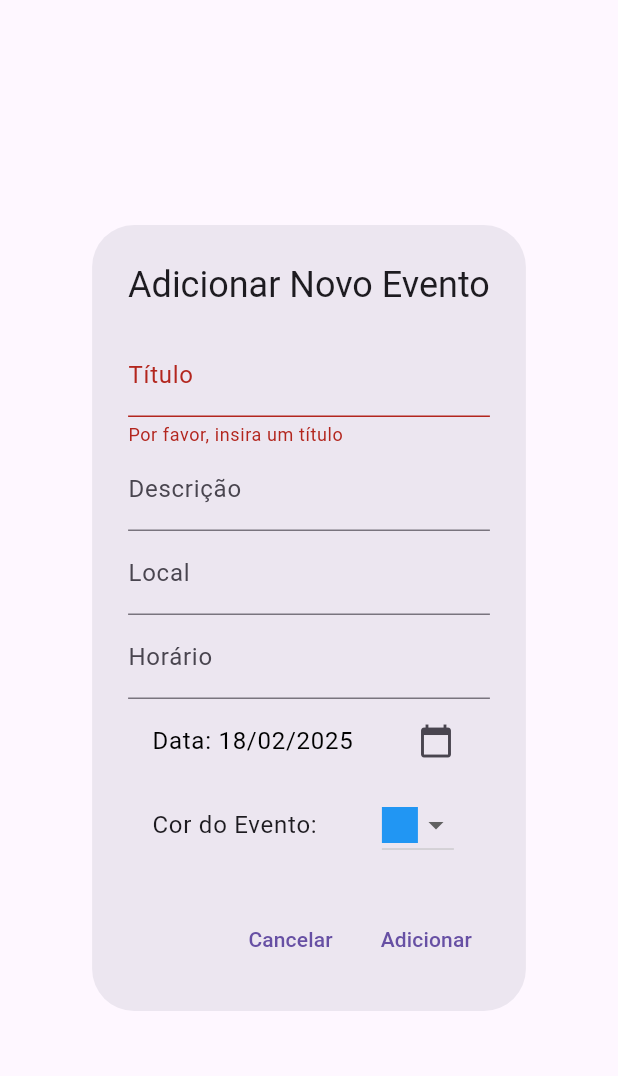
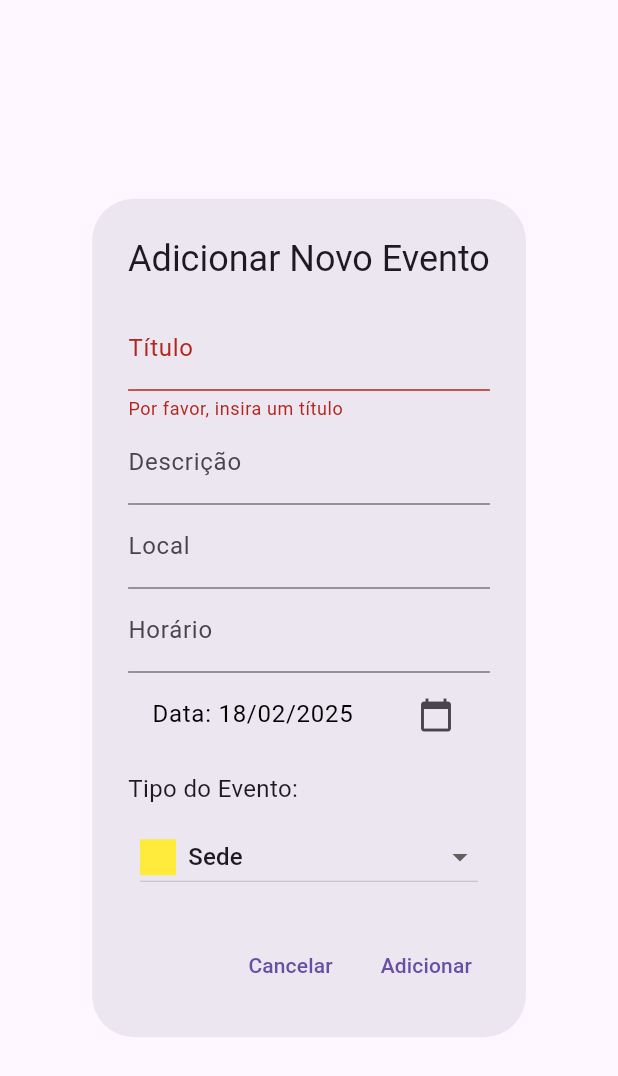
Before and after one commit to v8tiago/Calendar, a Flutter app: the AddEventDialog widget shown alone on an empty page, opened directly with empty values, after a tap on "Adicionar", on a phone screen of 412 x 824 dp. Shown: the top 1076 px of the screen. Run offline on Flutter 3.47's test engine with Material 3 defaults, Android fonts, the phone set to English and light mode, and no system bars; our stand-ins replace table_calendar.

Commit message:
ajustes na requisição de addEvent

```diff
--- a/lib/components/events/add_event_dialog.dart
+++ b/lib/components/events/add_event_dialog.dart
@@ -1,6 +1,8 @@
 import 'package:flutter/material.dart';
 import 'package:intl/intl.dart';
 import 'package:login/components/model/event.dart';
+import 'package:login/components/model/event_type.dart';
+import 'package:login/components/services/event_service.dart';
 
 class AddEventDialog extends StatefulWidget {
   final Function(Event) onAddEvent;
@@ -18,7 +20,7 @@ class _AddEventDialogState extends State<AddEventDialog> {
   final _locationController = TextEditingController();
   final _timeController = TextEditingController();
   DateTime _selectedDate = DateTime.now();
-  MaterialColor _selectedColor = Colors.blue;
+  EventType _selectedType = EventType.sede;
 
   @override
   Widget build(BuildContext context) {
@@ -52,7 +54,8 @@ class _AddEventDialogState extends State<AddEventDialog> {
                 decoration: InputDecoration(labelText: 'Horário'),
               ),
               ListTile(
-                title: Flexible(
+                title: Container(
+                  alignment: Alignment.centerLeft,
                   child: Text(
                     'Data: ${DateFormat('dd/MM/yyyy').format(_selectedDate)}',
                     style: TextStyle(color: Colors.black),
@@ -61,27 +64,49 @@ class _AddEventDialogState extends State<AddEventDialog> {
                 trailing: Icon(Icons.calendar_today),
                 onTap: _pickDate,
               ),
-              ListTile(
-                title: Text('Cor do Evento: '),
-                trailing: DropdownButton<MaterialColor>(
-                  value: _selectedColor,
-                  onChanged: (MaterialColor? newColor) {
+              SizedBox(
+                height: 10,
+              ),
+              Column(
+                children: [
+                  Container(
+                    child: Text(
+                      'Tipo do Evento:',
+                      style: TextStyle(fontSize: 16),
+                    ),
+                    alignment: Alignment.centerLeft,
+                  ),
+                  SizedBox(
+                    height: 10,
+                  ),
+                  DropdownButton<EventType>(
+                    value: _selectedType,
+                    onChanged: (EventType? newType) {
                       setState(() {
-                      _selectedColor = newColor!;
+                        _selectedType = newType!;
                       });
                     },
-                  items: Colors.primaries.map((MaterialColor color) {
-                    return DropdownMenuItem<MaterialColor>(
-                      value: color,
-                      child: Container(
+                    items: EventType.values.map((EventType type) {
+                      return DropdownMenuItem<EventType>(
+                        value: type,
+                        child: Row(
+                          children: [
+                            Container(
                               width: 24,
                               height: 24,
-                        color: color,
+                              color: type.eventTypeColor,
+                            ),
+                            SizedBox(
+                              width: 8,
+                            ),
+                            Text(type.eventTypeDetail)
+                          ],
                         ),
                       );
                     }).toList(),
                   ),
-              ),
+                ],
+              )
             ],
           ),
         ),
@@ -95,19 +120,20 @@ class _AddEventDialogState extends State<AddEventDialog> {
         ),
         TextButton(
           child: Text('Adicionar'),
-          onPressed: () {
+          onPressed: () async {
             if (_formKey.currentState!.validate()) {
-              //TODO implementar
-              // final newEvent = Event(
-              //   _titleController.text,
-              //   _selectedColor,
-              //   _descriptionController.text,
-              //   _locationController.text,
-              //   _timeController.text,
-              //   _selectedDate,
-              // );
-              // widget.onAddEvent(newEvent);
-              Navigator.of(context).pop();
+              final newEvent = Event(
+                title: _titleController.text,
+                type: EventType.estadual,
+                description: _descriptionController.text,
+                location: _locationController.text,
+                time: _timeController.text,
+                date: _selectedDate.toString(),
+              );
+
+              widget.onAddEvent(newEvent);
+              await EventService().addEvent(newEvent);
+              Navigator.of(context).pop(newEvent);
             }
           },
         ),
@@ -124,7 +150,8 @@ class _AddEventDialogState extends State<AddEventDialog> {
     );
     if (picked != null && picked != _selectedDate) {
       setState(() {
-        _selectedDate = picked;
+        _selectedDate = DateFormat('yyyy-MM-dd')
+            .parse(DateFormat('yyyy-MM-dd').format(picked));
       });
     }
   }
--- a/lib/components/model/event_type.dart
+++ b/lib/components/model/event_type.dart
@@ -13,34 +13,34 @@ extension EventTypeExtension on EventType {
   Color get eventTypeColor {
     switch (this) {
       case EventType.nacional:
-        return Colors.blue; // Cor para material Nacional
+        return Colors.blue;
       case EventType.estadual:
-        return Colors.green; // Cor para material Estadual
+        return Colors.green;
       case EventType.sede:
-        return Colors.yellow; // Cor para material Sede
+        return Colors.yellow;
       case EventType.msj:
-        return Colors.red; // Cor para material MSJ
+        return Colors.red;
       case EventType.mam:
-        return Colors.purple; // Cor para material MAM
+        return Colors.purple;
       default:
-        return Colors.grey; // Cor padrão caso o tipo não seja encontrado
+        return Colors.grey;
     }
   }
 
   String get eventTypeDetail {
     switch (this) {
       case EventType.nacional:
-        return 'Nacional'; // Cor para material Nacional
+        return 'Nacional';
       case EventType.estadual:
-        return 'Estadual'; // Cor para material Estadual
+        return 'Estadual';
       case EventType.sede:
-        return 'Sede'; // Cor para material Sede
+        return 'Sede';
       case EventType.msj:
-        return 'Módulo São Jorge'; // Cor para material MSJ
+        return 'Módulo São Jorge';
       case EventType.mam:
-        return 'Módulo Arcanjo Miguel'; // Cor para material MAM
+        return 'Módulo Arcanjo Miguel';
       default:
-        return ''; // Cor padrão caso o tipo não seja encontrado
+        return '';
     }
   }
 }
```
Also changed, not shown: lib/components/services/event_service.dart (+29 -4 lines), lib/pages/home/components/app_bar_home.dart (+13 -17 lines). Lines whose indentation alone changed are shown as unchanged.
